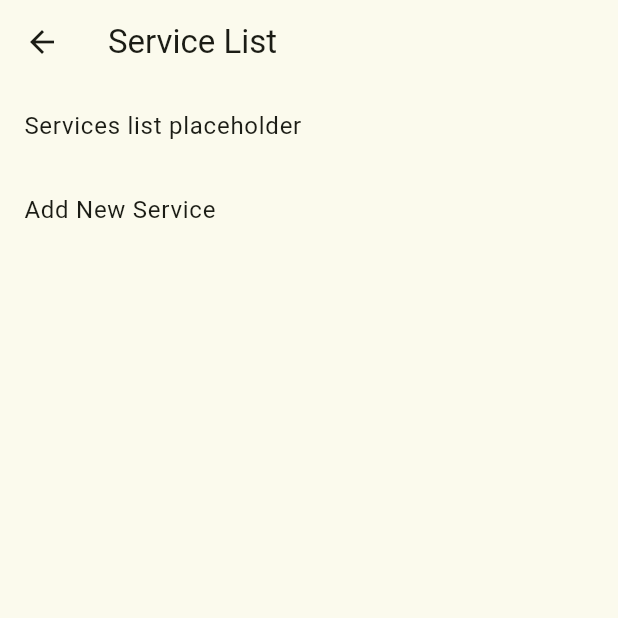
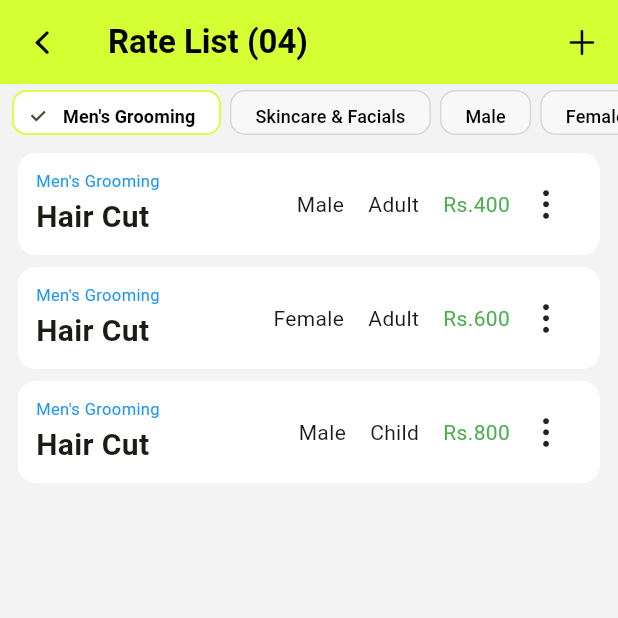
Before and after one commit to abdullah2310ishaq/hairsaloon, a Flutter app: the ServiceListScreen screen opened by its route, on a phone screen of 412 x 824 dp, the top half of it. Run offline on Flutter 3.47's test engine with Material 3 defaults, Android fonts, the phone set to English and light mode, and no system bars; our stand-ins replace animated_notch_bottom_bar, shared_preferences; accounts and stored records are empty.

Commit message:
Refactor business profile management and enhance service list screen
- Introduced a new bootstrap process for initializing app state with business profile data.
- Added clear business profile functionality to the repository and notifier.
- Updated SharedPrefsBusinessProfileRepository to use a consistent storage key.
- Enhanced ServiceListScreen with a dynamic service filtering and adding feature.
- Improved app drawer to include a dedicated service list navigation item.

```diff
--- a/lib/src/features/business_profile/domain/repositories/business_profile_repository.dart
+++ b/lib/src/features/business_profile/domain/repositories/business_profile_repository.dart
@@ -3,4 +3,5 @@ import 'package:hairsaloon/src/features/business_profile/domain/entities/busines
 abstract class BusinessProfileRepository {
   Future<void> saveProfile(BusinessProfile profile);
   Future<BusinessProfile?> getProfile();
+  Future<void> clearProfile();
 }
--- /dev/null
+++ b/lib/src/features/business_profile/domain/usecases/clear_business_profile.dart
@@ -0,0 +1,9 @@
+import 'package:hairsaloon/src/features/business_profile/domain/repositories/business_profile_repository.dart';
+
+class ClearBusinessProfile {
+  const ClearBusinessProfile(this._repository);
+
+  final BusinessProfileRepository _repository;
+
+  Future<void> call() => _repository.clearProfile();
+}
--- a/lib/src/features/business_profile/presentation/state/business_profile_notifier.dart
+++ b/lib/src/features/business_profile/presentation/state/business_profile_notifier.dart
@@ -1,5 +1,6 @@
 import 'package:flutter/foundation.dart';
 import 'package:hairsaloon/src/features/business_profile/domain/entities/business_profile.dart';
+import 'package:hairsaloon/src/features/business_profile/domain/usecases/clear_business_profile.dart';
 import 'package:hairsaloon/src/features/business_profile/domain/usecases/get_business_profile.dart';
 import 'package:hairsaloon/src/features/business_profile/domain/usecases/save_business_profile.dart';
 
@@ -7,11 +8,14 @@ class BusinessProfileNotifier extends ChangeNotifier {
   BusinessProfileNotifier({
     required GetBusinessProfile getBusinessProfile,
     required SaveBusinessProfile saveBusinessProfile,
+    required ClearBusinessProfile clearBusinessProfile,
   })  : _getBusinessProfile = getBusinessProfile,
-        _saveBusinessProfile = saveBusinessProfile;
+        _saveBusinessProfile = saveBusinessProfile,
+        _clearBusinessProfile = clearBusinessProfile;
 
   final GetBusinessProfile _getBusinessProfile;
   final SaveBusinessProfile _saveBusinessProfile;
+  final ClearBusinessProfile _clearBusinessProfile;
 
   BusinessProfile? _profile;
   BusinessProfile? get profile => _profile;
@@ -26,4 +30,10 @@ class BusinessProfileNotifier extends ChangeNotifier {
     _profile = profile;
     notifyListeners();
   }
+
+  Future<void> clear() async {
+    await _clearBusinessProfile();
+    _profile = null;
+    notifyListeners();
+  }
 }
--- a/lib/src/features/services/presentation/service_list_screen.dart
+++ b/lib/src/features/services/presentation/service_list_screen.dart
@@ -1,28 +1,513 @@
+import 'package:flutter/cupertino.dart';
 import 'package:flutter/material.dart';
-import 'package:hairsaloon/src/features/router/app_routes.dart';
+import 'package:hairsaloon/src/theme/app_colors.dart';
 
-class ServiceListScreen extends StatelessWidget {
+class ServiceListScreen extends StatefulWidget {
   const ServiceListScreen({super.key});
+
+  @override
+  State<ServiceListScreen> createState() => _ServiceListScreenState();
+}
+
+class _ServiceListScreenState extends State<ServiceListScreen> {
+  final List<ServiceItem> _services = [
+    ServiceItem(
+      id: '1',
+      category: "Men's Grooming",
+      serviceName: 'Hair Cut',
+      gender: 'Male',
+      ageGroup: 'Adult',
+      price: 400,
+    ),
+    ServiceItem(
+      id: '2',
+      category: "Men's Grooming",
+      serviceName: 'Hair Cut',
+      gender: 'Female',
+      ageGroup: 'Adult',
+      price: 600,
+    ),
+    ServiceItem(
+      id: '3',
+      category: "Men's Grooming",
+      serviceName: 'Hair Cut',
+      gender: 'Male',
+      ageGroup: 'Child',
+      price: 800,
+    ),
+    ServiceItem(
+      id: '4',
+      category: 'Skincare & Facials',
+      serviceName: 'Facial',
+      gender: 'Female',
+      ageGroup: 'Adult',
+      price: 1500,
+    ),
+  ];
+
+  final List<String> _categories = [
+    "Men's Grooming",
+    'Skincare & Facials',
+    'Male',
+    'Female',
+    'Child',
+  ];
+
+  final _formKey = GlobalKey<FormState>();
+  bool _showAddForm = false;
+  String _selectedCategoryTab = "Men's Grooming";
+
+  String? _newCategoryDropdown;
+  String _newCategoryCustom = '';
+  String _newServiceName = '';
+  String? _newGender;
+  String? _newAgeGroup;
+  String _newPrice = '';
+
+  List<ServiceItem> get _filteredServices => _services
+      .where((s) => s.category == _selectedCategoryTab)
+      .toList(growable: false);
 
   @override
   Widget build(BuildContext context) {
     return Scaffold(
+      backgroundColor: const Color(0xFFF3F3F3),
       appBar: AppBar(
-        title: const Text('Service List'),
+        backgroundColor: AppColors.primary,
+        surfaceTintColor: Colors.transparent,
+        elevation: 0,
+        leading: IconButton(
+          onPressed: () => Navigator.of(context).pop(),
+          icon: const Icon(CupertinoIcons.back),
+          color: Colors.black,
+        ),
+        title: Text(
+          'Rate List (${_services.length.toString().padLeft(2, '0')})',
+          style: const TextStyle(
+            color: Colors.black,
+            fontWeight: FontWeight.w700,
+          ),
+        ),
+        actions: [
+          IconButton(
+            onPressed: () {
+              setState(() {
+                _showAddForm = !_showAddForm;
+              });
+            },
+            icon: Icon(
+              _showAddForm ? CupertinoIcons.xmark : CupertinoIcons.add,
+              color: Colors.black,
+            ),
+          ),
+        ],
       ),
-      body: ListView(
+      body: Column(
         children: [
-          const ListTile(
-            title: Text('Services list placeholder'),
+          SizedBox(
+            height: 38,
+            child: ListView.separated(
+              padding: const EdgeInsets.symmetric(horizontal: 8, vertical: 4),
+              scrollDirection: Axis.horizontal,
+              itemBuilder: (context, index) {
+                final category = _categories[index];
+                final selected = category == _selectedCategoryTab;
+                return ChoiceChip(
+                  label: Text(category),
+                  selected: selected,
+                  selectedColor: Colors.white,
+                  backgroundColor: const Color(0xFFF8F8F8),
+                  shape: RoundedRectangleBorder(
+                    borderRadius: BorderRadius.circular(10),
+                    side: BorderSide(
+                      color: selected
+                          ? AppColors.primary
+                          : Colors.grey.withValues(alpha: 0.2),
+                    ),
+                  ),
+                  labelStyle: TextStyle(
+                    fontSize: 12,
+                    color: Colors.black,
+                    fontWeight: selected ? FontWeight.w600 : FontWeight.w500,
+                  ),
+                  onSelected: (_) {
+                    setState(() {
+                      _selectedCategoryTab = category;
+                    });
+                  },
+                );
+              },
+              separatorBuilder: (_, __) => const SizedBox(width: 6),
+              itemCount: _categories.length,
+            ),
           ),
-          ListTile(
-            title: const Text('Add New Service'),
-            onTap: () {
-              Navigator.of(context).pushNamed(AppRoutes.newService);
+          Expanded(
+            child: ListView(
+              padding: const EdgeInsets.fromLTRB(12, 8, 12, 12),
+              children: [
+                if (_showAddForm) ...[
+                  _buildAddFormCard(context),
+                  const SizedBox(height: 10),
+                ],
+                ..._filteredServices.map((item) => _ServiceTile(
+                      item: item,
+                      onEdit: () => _openEditDialog(item),
+                      onDelete: () {
+                        setState(() {
+                          _services.removeWhere((s) => s.id == item.id);
+                        });
+                      },
+                    )),
+              ],
+            ),
+          ),
+        ],
+      ),
+    );
+  }
+
+  Widget _buildAddFormCard(BuildContext context) {
+    return Container(
+      padding: const EdgeInsets.all(12),
+      decoration: BoxDecoration(
+        color: Colors.white,
+        borderRadius: BorderRadius.circular(12),
+      ),
+      child: Form(
+        key: _formKey,
+        child: Column(
+          crossAxisAlignment: CrossAxisAlignment.start,
+          children: [
+            const Text(
+              'New Service',
+              style: TextStyle(fontSize: 28, fontWeight: FontWeight.w600),
+            ),
+            const SizedBox(height: 10),
+            DropdownButtonFormField<String>(
+              value: _newCategoryDropdown,
+              decoration: _fieldDecoration('Select Category'),
+              items: _categories
+                  .map((e) => DropdownMenuItem(value: e, child: Text(e)))
+                  .toList(),
+              onChanged: (value) => setState(() => _newCategoryDropdown = value),
+            ),
+            const SizedBox(height: 10),
+            TextFormField(
+              decoration: _fieldDecoration('Or Enter New Category'),
+              onChanged: (value) => _newCategoryCustom = value.trim(),
+            ),
+            const SizedBox(height: 10),
+            TextFormField(
+              decoration: _fieldDecoration('Select Service'),
+              onChanged: (value) => _newServiceName = value.trim(),
+              validator: (value) {
+                if (value == null || value.trim().isEmpty) {
+                  return 'Please enter service.';
+                }
+                return null;
+              },
+            ),
+            const SizedBox(height: 10),
+            DropdownButtonFormField<String>(
+              value: _newGender,
+              decoration: _fieldDecoration('Select Gender'),
+              items: const ['Male', 'Female', 'Other']
+                  .map((e) => DropdownMenuItem(value: e, child: Text(e)))
+                  .toList(),
+              onChanged: (value) => setState(() => _newGender = value),
+            ),
+            const SizedBox(height: 10),
+            DropdownButtonFormField<String>(
+              value: _newAgeGroup,
+              decoration: _fieldDecoration('Select Age Group'),
+              items: const ['Adult', 'Child']
+                  .map((e) => DropdownMenuItem(value: e, child: Text(e)))
+                  .toList(),
+              onChanged: (value) => setState(() => _newAgeGroup = value),
+            ),
+            const SizedBox(height: 10),
+            TextFormField(
+              decoration: _fieldDecoration('Enter Price'),
+              keyboardType: TextInputType.number,
+              onChanged: (value) => _newPrice = value.trim(),
+              validator: (value) {
+                final parsed = double.tryParse(value ?? '');
+                if (parsed == null || parsed <= 0) {
+                  return 'Please enter valid price.';
+                }
+                return null;
+              },
+            ),
+            const SizedBox(height: 12),
+            SizedBox(
+              width: double.infinity,
+              height: 48,
+              child: FilledButton(
+                style: FilledButton.styleFrom(
+                  backgroundColor: AppColors.primary,
+                  foregroundColor: Colors.black,
+                  shape: RoundedRectangleBorder(
+                    borderRadius: BorderRadius.circular(12),
+                  ),
+                ),
+                onPressed: _saveService,
+                child: const Text(
+                  'Save Service',
+                  style: TextStyle(fontSize: 22, fontWeight: FontWeight.w700),
+                ),
+              ),
+            ),
+          ],
+        ),
+      ),
+    );
+  }
+
+  InputDecoration _fieldDecoration(String hint) {
+    return InputDecoration(
+      hintText: hint,
+      hintStyle: TextStyle(color: Colors.grey.shade500),
+      filled: true,
+      fillColor: Colors.white,
+      contentPadding: const EdgeInsets.symmetric(horizontal: 14, vertical: 14),
+      border: OutlineInputBorder(
+        borderRadius: BorderRadius.circular(12),
+        borderSide: BorderSide(color: Colors.grey.shade300),
+      ),
+      enabledBorder: OutlineInputBorder(
+        borderRadius: BorderRadius.circular(12),
+        borderSide: BorderSide(color: Colors.grey.shade300),
+      ),
+    );
+  }
+
+  void _saveService() {
+    final state = _formKey.currentState;
+    if (state == null || !state.validate()) return;
+    if (_newGender == null || _newAgeGroup == null) return;
+
+    final category = _newCategoryCustom.isNotEmpty
+        ? _newCategoryCustom
+        : (_newCategoryDropdown ?? _selectedCategoryTab);
+    if (!_categories.contains(category)) {
+      _categories.add(category);
+    }
+
+    setState(() {
+      _services.insert(
+        0,
+        ServiceItem(
+          id: DateTime.now().microsecondsSinceEpoch.toString(),
+          category: category,
+          serviceName: _newServiceName,
+          gender: _newGender!,
+          ageGroup: _newAgeGroup!,
+          price: double.parse(_newPrice),
+        ),
+      );
+      _selectedCategoryTab = category;
+      _showAddForm = false;
+      _newCategoryDropdown = null;
+      _newCategoryCustom = '';
+      _newServiceName = '';
+      _newGender = null;
+      _newAgeGroup = null;
+      _newPrice = '';
+      _formKey.currentState?.reset();
+    });
+  }
+
+  Future<void> _openEditDialog(ServiceItem item) async {
+    final serviceCtrl = TextEditingController(text: item.serviceName);
+    final priceCtrl = TextEditingController(text: item.price.toStringAsFixed(0));
+    String category = item.category;
+    String gender = item.gender;
+    String ageGroup = item.ageGroup;
+
+    await showDialog<void>(
+      context: context,
+      builder: (context) {
+        return AlertDialog(
+          title: const Text('Update Service'),
+          content: StatefulBuilder(
+            builder: (context, setLocal) {
+              return SingleChildScrollView(
+                child: Column(
+                  mainAxisSize: MainAxisSize.min,
+                  children: [
+                    DropdownButtonFormField<String>(
+                      value: category,
+                      items: _categories
+                          .map((e) => DropdownMenuItem(value: e, child: Text(e)))
+                          .toList(),
+                      onChanged: (v) {
+                        if (v == null) return;
+                        setLocal(() => category = v);
+                      },
+                    ),
+                    const SizedBox(height: 8),
+                    TextField(controller: serviceCtrl),
+                    const SizedBox(height: 8),
+                    DropdownButtonFormField<String>(
+                      value: gender,
+                      items: const ['Male', 'Female', 'Other']
+                          .map((e) => DropdownMenuItem(value: e, child: Text(e)))
+                          .toList(),
+                      onChanged: (v) {
+                        if (v == null) return;
+                        setLocal(() => gender = v);
+                      },
+                    ),
+                    const SizedBox(height: 8),
+                    DropdownButtonFormField<String>(
+                      value: ageGroup,
+                      items: const ['Adult', 'Child']
+                          .map((e) => DropdownMenuItem(value: e, child: Text(e)))
+                          .toList(),
+                      onChanged: (v) {
+                        if (v == null) return;
+                        setLocal(() => ageGroup = v);
+                      },
+                    ),
+                    const SizedBox(height: 8),
+                    TextField(
+                      controller: priceCtrl,
+                      keyboardType: TextInputType.number,
+                    ),
+                  ],
+                ),
+              );
             },
+          ),
+          actions: [
+            TextButton(
+              onPressed: () => Navigator.of(context).pop(),
+              child: const Text('Cancel'),
+            ),
+            FilledButton(
+              onPressed: () {
+                final parsed = double.tryParse(priceCtrl.text.trim());
+                if (parsed == null || serviceCtrl.text.trim().isEmpty) return;
+                setState(() {
+                  final idx = _services.indexWhere((s) => s.id == item.id);
+                  if (idx == -1) return;
+                  _services[idx] = item.copyWith(
+                    category: category,
+                    serviceName: serviceCtrl.text.trim(),
+                    gender: gender,
+                    ageGroup: ageGroup,
+                    price: parsed,
+                  );
+                });
+                Navigator.of(context).pop();
+              },
+              child: const Text('Update'),
+            ),
+          ],
+        );
+      },
+    );
+  }
+}
+
+class _ServiceTile extends StatelessWidget {
+  const _ServiceTile({
+    required this.item,
+    required this.onEdit,
+    required this.onDelete,
+  });
+
+  final ServiceItem item;
+  final VoidCallback onEdit;
+  final VoidCallback onDelete;
+
+  @override
+  Widget build(BuildContext context) {
+    return Container(
+      margin: const EdgeInsets.only(bottom: 8),
+      padding: const EdgeInsets.symmetric(horizontal: 12, vertical: 10),
+      decoration: BoxDecoration(
+        color: Colors.white,
+        borderRadius: BorderRadius.circular(12),
+      ),
+      child: Row(
+        children: [
+          Expanded(
+            child: Column(
+              crossAxisAlignment: CrossAxisAlignment.start,
+              children: [
+                Text(
+                  item.category,
+                  style: const TextStyle(fontSize: 11, color: Colors.blue),
+                ),
+                const SizedBox(height: 2),
+                Text(
+                  item.serviceName,
+                  style: const TextStyle(
+                    fontSize: 20,
+                    fontWeight: FontWeight.w600,
+                  ),
+                ),
+              ],
+            ),
+          ),
+          Text(item.gender),
+          const SizedBox(width: 16),
+          Text(item.ageGroup),
+          const SizedBox(width: 16),
+          Text(
+            'Rs.${item.price.toStringAsFixed(0)}',
+            style: const TextStyle(color: Colors.green),
+          ),
+          PopupMenuButton<String>(
+            onSelected: (value) {
+              if (value == 'edit') onEdit();
+              if (value == 'delete') onDelete();
+            },
+            itemBuilder: (context) => const [
+              PopupMenuItem(value: 'edit', child: Text('Update')),
+              PopupMenuItem(value: 'delete', child: Text('Delete')),
+            ],
+            icon: const Icon(CupertinoIcons.ellipsis_vertical),
           ),
         ],
       ),
     );
   }
 }
+
+class ServiceItem {
+  const ServiceItem({
+    required this.id,
+    required this.category,
+    required this.serviceName,
+    required this.gender,
+    required this.ageGroup,
+    required this.price,
+  });
+
+  final String id;
+  final String category;
+  final String serviceName;
+  final String gender;
+  final String ageGroup;
+  final double price;
+
+  ServiceItem copyWith({
+    String? id,
+    String? category,
+    String? serviceName,
+    String? gender,
+    String? ageGroup,
+    double? price,
+  }) {
+    return ServiceItem(
+      id: id ?? this.id,
+      category: category ?? this.category,
+      serviceName: serviceName ?? this.serviceName,
+      gender: gender ?? this.gender,
+      ageGroup: ageGroup ?? this.ageGroup,
+      price: price ?? this.price,
+    );
+  }
+}
```
Also changed, not shown: lib/src/app.dart (+37 -16 lines), lib/src/features/business_profile/data/repositories/shared_prefs_business_profile_repository.dart (+8 -3 lines), lib/src/features/settings/presentation/app_drawer.dart (+21 -2 lines).
